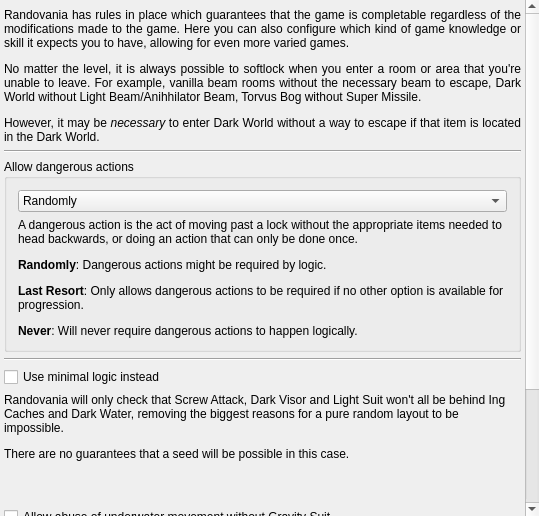
randovania/randovania, file randovania/gui/ui_files/preset_trick_level.ui: the form before one commit.
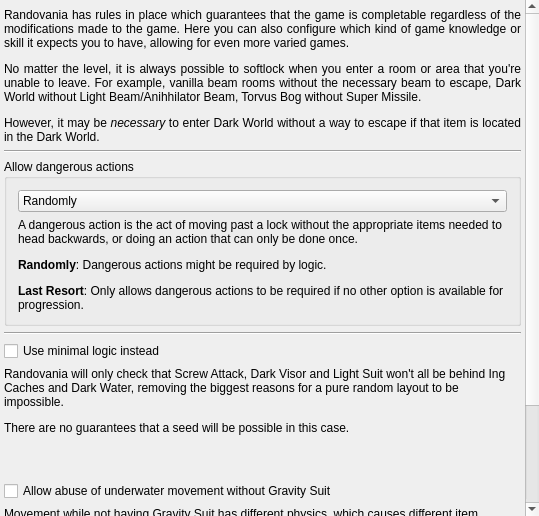
The form after the commit.

Commit message: Hide the dangerous action method "Never"

What changed in the file:
```diff
--- a/randovania/gui/ui_files/preset_trick_level.ui
+++ b/randovania/gui/ui_files/preset_trick_level.ui
@@ -50,7 +50,7 @@
          <x>0</x>
          <y>0</y>
          <width>525</width>
-         <height>724</height>
+         <height>695</height>
         </rect>
        </property>
        <layout class="QVBoxLayout" name="trick_level_layout">
@@ -114,7 +114,7 @@
            <item>
             <widget class="QLabel" name="cutscene_label">
              <property name="text">
-              <string>&lt;html&gt;&lt;head/&gt;&lt;body&gt;&lt;p&gt;A dangerous action is the act of moving past a lock without the appropriate items needed to head backwards, or doing an action that can only be done once.&lt;/p&gt;&lt;p&gt;&lt;span style=&quot; font-weight:600;&quot;&gt;Randomly&lt;/span&gt;: Dangerous actions might be required by logic.&lt;/p&gt;&lt;p&gt;&lt;span style=&quot; font-weight:600;&quot;&gt;Last Resort&lt;/span&gt;: Only allows dangerous actions to be required if no other option is available for progression.&lt;/p&gt;&lt;p&gt;&lt;span style=&quot; font-weight:600;&quot;&gt;Never&lt;/span&gt;: Will never require dangerous actions to happen logically.&lt;/p&gt;&lt;/body&gt;&lt;/html&gt;</string>
+              <string>&lt;html&gt;&lt;head/&gt;&lt;body&gt;&lt;p&gt;A dangerous action is the act of moving past a lock without the appropriate items needed to head backwards, or doing an action that can only be done once.&lt;/p&gt;&lt;p&gt;&lt;span style=&quot; font-weight:600;&quot;&gt;Randomly&lt;/span&gt;: Dangerous actions might be required by logic.&lt;/p&gt;&lt;p&gt;&lt;span style=&quot; font-weight:600;&quot;&gt;Last Resort&lt;/span&gt;: Only allows dangerous actions to be required if no other option is available for progression.&lt;/p&gt;&lt;/body&gt;&lt;/html&gt;</string>
              </property>
              <property name="wordWrap">
               <bool>true</bool>
```
Left out of the diff: 5 changed lines with no effect on the pictures. The commit also changes 2 other files.
